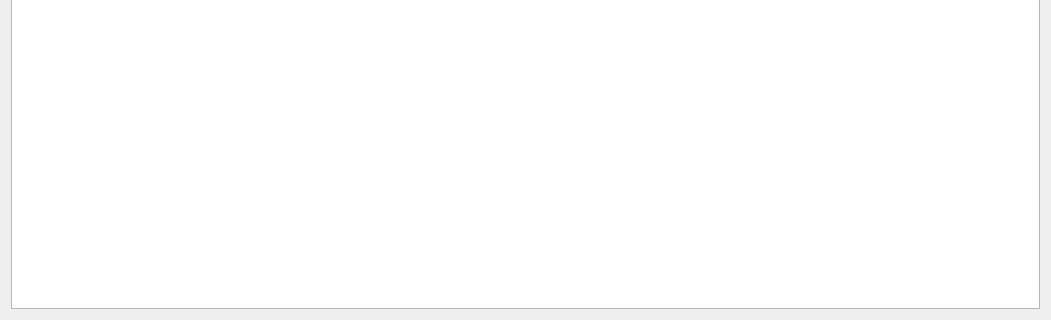
Before: the Qt Designer form src/zprotokol.ui in SergeyZaz/DSV, drawn with Qt 5; both pictures show x 0 to 1051 and y 349 to 669 of the 1051 by 669 pixel window.
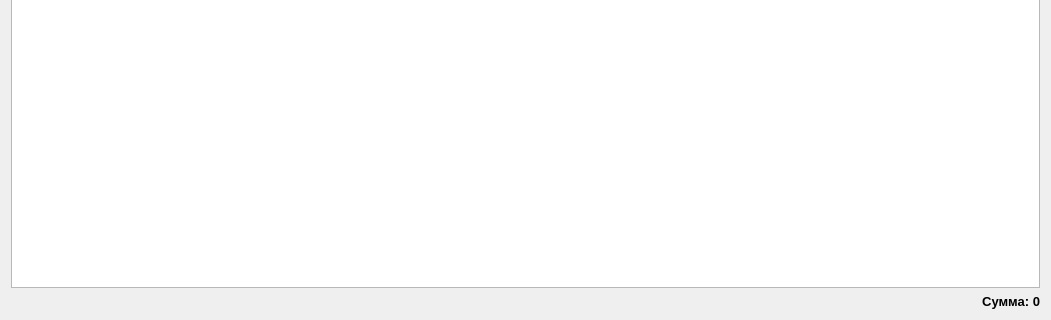
After: the same form once the commit is applied. Icons and pictures are not drawn.

What changed in the file:
```diff
--- a/src/zprotokol.ui
+++ b/src/zprotokol.ui
@@ -117,6 +117,9 @@
        <verstretch>0</verstretch>
       </sizepolicy>
      </property>
+     <property name="alternatingRowColors">
+      <bool>true</bool>
+     </property>
      <column>
       <property name="text">
        <string notr="true">Организация / дата</string>
@@ -154,6 +157,23 @@
      </column>
     </widget>
    </item>
+   <item>
+    <widget class="QLabel" name="lblSumma">
+     <property name="font">
+      <font>
+       <pointsize>10</pointsize>
+       <weight>75</weight>
+       <bold>true</bold>
+      </font>
+     </property>
+     <property name="text">
+      <string>Сумма: 0</string>
+     </property>
+     <property name="alignment">
+      <set>Qt::AlignRight|Qt::AlignTrailing|Qt::AlignVCenter</set>
+     </property>
+    </widget>
+   </item>
   </layout>
  </widget>
  <layoutdefault spacing="6" margin="11"/>
```
